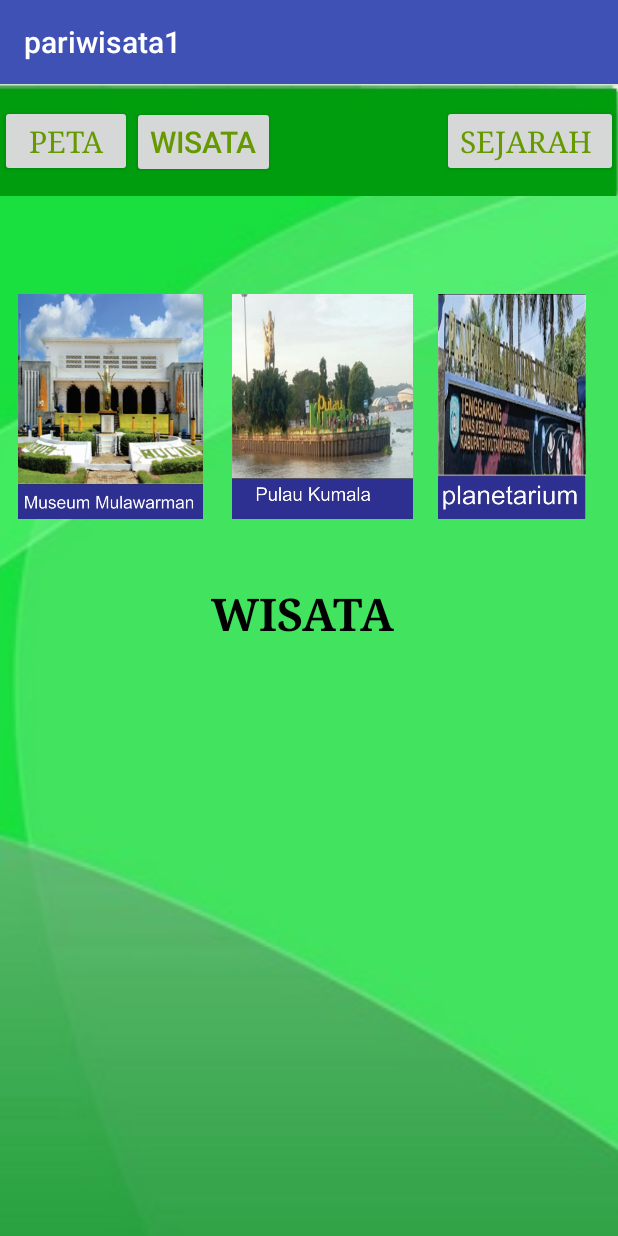
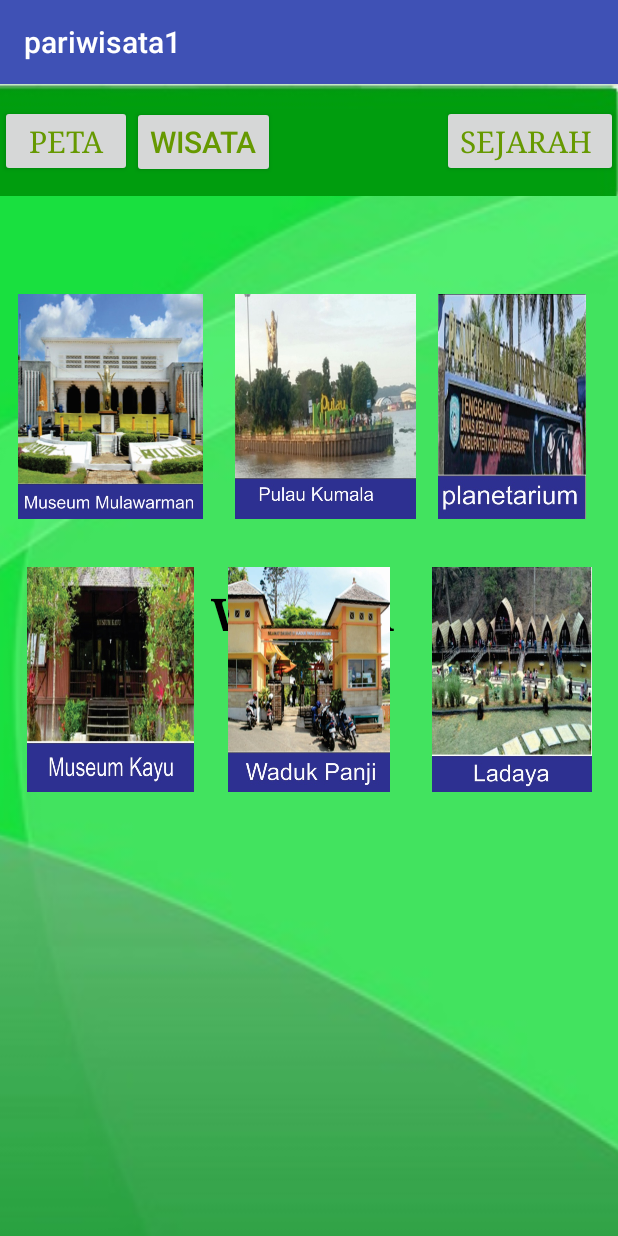
Before and after one commit to Nrriairawan/Aplikasi-Wisata-Tenggarong, an Android app: the kategori screen opened directly, with no data from a screen before it, on a phone screen of 412 x 824 dp. Run offline under Robolectric (Android 15) with nearby library versions, the phone set to English and light mode, and no system bars.

Commit message:
lanjutan desain layout

```diff
--- a/app/src/main/res/layout/activity_kategori.xml
+++ b/app/src/main/res/layout/activity_kategori.xml
@@ -83,14 +83,14 @@
         android:id="@+id/imageView" />
 
     <ImageView
+        android:id="@+id/imageView5"
         android:layout_width="match_parent"
         android:layout_height="150dp"
         android:layout_alignParentStart="true"
         android:layout_below="@+id/formlogo"
-        android:layout_marginStart="18dp"
+        android:layout_marginStart="22dp"
         android:scaleType="fitCenter"
-        android:src="@drawable/k"
-        android:id="@+id/imageView5" />
+        android:src="@drawable/k" />
 
 
     <ImageView
@@ -99,6 +99,36 @@
         android:layout_below="@+id/formlogo"
         android:layout_toEndOf="@+id/textView3"
         android:scaleType="fitCenter"
-        android:src="@drawable/lo" />
+        android:src="@drawable/lo"
+        android:id="@+id/imageView4" />
+
+    <ImageView
+        android:id="@+id/imageView2"
+        android:layout_width="match_parent"
+        android:layout_height="150dp"
+        android:layout_alignEnd="@+id/imageView"
+        android:layout_below="@+id/imageView"
+        android:layout_marginTop="32dp"
+        android:scaleType="fitCenter"
+        android:src="@drawable/jktpt" />
+
+    <ImageView
+        android:id="@+id/imageView3"
+        android:layout_width="match_parent"
+        android:layout_height="150dp"
+        android:layout_alignParentStart="true"
+        android:layout_alignTop="@+id/imageView2"
+        android:scaleType="fitCenter"
+        android:src="@drawable/jkt" />
+
+    <ImageView
+        android:id="@+id/imageView6"
+        android:layout_width="match_parent"
+        android:layout_height="150dp"
+        android:layout_alignTop="@+id/imageView3"
+        android:layout_toEndOf="@+id/textView3"
+        android:scaleType="fitCenter"
+        android:src="@drawable/jktp" />
+
 
 </RelativeLayout>
```
Also changed, not shown: app/src/main/res/drawable/jkt.jpg (added), app/src/main/res/drawable/jktp.jpg (added), app/src/main/res/drawable/jktpt.jpg (added).
